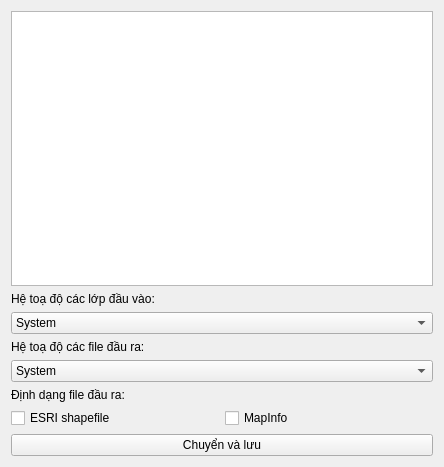
The window that convertVN2000_DialogBase.ui (gfd-gis/crstools) describes before a commit, drawn with Qt 5.
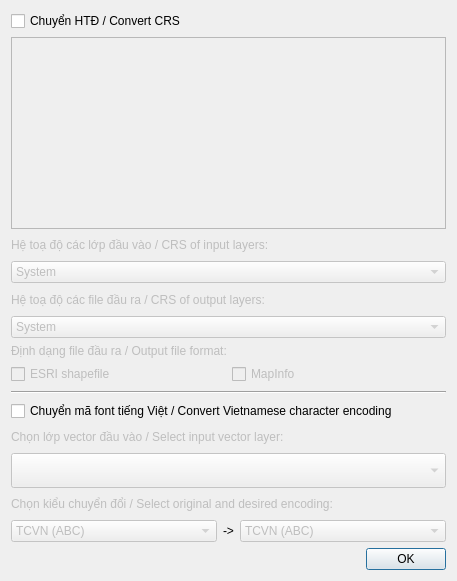
The same window after the commit.

Commit message: Add VNese char. encoding convert function

```diff
--- a/convertVN2000_DialogBase.ui
+++ b/convertVN2000_DialogBase.ui
@@ -6,8 +6,8 @@
    <rect>
     <x>0</x>
     <y>0</y>
-    <width>444</width>
-    <height>467</height>
+    <width>457</width>
+    <height>581</height>
    </rect>
   </property>
   <property name="windowTitle">
@@ -16,18 +16,31 @@
   <layout class="QVBoxLayout" name="verticalLayout">
    <item>
     <layout class="QGridLayout" name="gridLayout">
-     <item row="0" column="0">
-      <widget class="QListWidget" name="listWidget"/>
-     </item>
-     <item row="1" column="0">
+     <item row="3" column="0">
       <widget class="QLabel" name="label">
+       <property name="enabled">
+        <bool>false</bool>
+       </property>
        <property name="text">
-        <string>Hệ toạ độ các lớp đầu vào:</string>
+        <string>Hệ toạ độ các lớp đầu vào / CRS of input layers:</string>
        </property>
       </widget>
      </item>
-     <item row="2" column="0">
+     <item row="5" column="0">
+      <widget class="QLabel" name="label_2">
+       <property name="enabled">
+        <bool>false</bool>
+       </property>
+       <property name="text">
+        <string>Hệ toạ độ các file đầu ra / CRS of output layers:</string>
+       </property>
+      </widget>
+     </item>
+     <item row="4" column="0">
       <widget class="QComboBox" name="comboBox_in">
+       <property name="enabled">
+        <bool>false</bool>
+       </property>
        <item>
         <property name="text">
          <string>System</string>
@@ -125,15 +138,67 @@
        </item>
       </widget>
      </item>
-     <item row="3" column="0">
-      <widget class="QLabel" name="label_2">
+     <item row="11" column="0">
+      <widget class="QLabel" name="label_3">
+       <property name="enabled">
+        <bool>false</bool>
+       </property>
+       <property name="maximumSize">
+        <size>
+         <width>16777215</width>
+         <height>16777215</height>
+        </size>
+       </property>
        <property name="text">
-        <string>Hệ toạ độ các file đầu ra:</string>
+        <string>Chọn lớp vector đầu vào / Select input vector layer:</string>
        </property>
       </widget>
      </item>
-     <item row="4" column="0">
+     <item row="8" column="0">
+      <layout class="QHBoxLayout" name="horizontalLayout">
+       <item>
+        <widget class="QCheckBox" name="checkBox_esri">
+         <property name="enabled">
+          <bool>false</bool>
+         </property>
+         <property name="text">
+          <string>ESRI shapefile</string>
+         </property>
+        </widget>
+       </item>
+       <item>
+        <widget class="QCheckBox" name="checkBox_mi">
+         <property name="enabled">
+          <bool>false</bool>
+         </property>
+         <property name="text">
+          <string>MapInfo</string>
+         </property>
+        </widget>
+       </item>
+      </layout>
+     </item>
+     <item row="7" column="0">
+      <widget class="QLabel" name="label_4">
+       <property name="enabled">
+        <bool>false</bool>
+       </property>
+       <property name="sizePolicy">
+        <sizepolicy hsizetype="Preferred" vsizetype="Fixed">
+         <horstretch>0</horstretch>
+         <verstretch>0</verstretch>
+        </sizepolicy>
+       </property>
+       <property name="text">
+        <string>Định dạng file đầu ra / Output file format:</string>
+       </property>
+      </widget>
+     </item>
+     <item row="6" column="0">
       <widget class="QComboBox" name="comboBox_out">
+       <property name="enabled">
+        <bool>false</bool>
+       </property>
        <item>
         <property name="text">
          <string>System</string>
@@ -246,50 +311,147 @@
        </item>
       </widget>
      </item>
-     <item row="5" column="0">
-      <widget class="QLabel" name="label_4">
+     <item row="16" column="0">
+      <widget class="QDialogButtonBox" name="buttonBox">
+       <property name="standardButtons">
+        <set>QDialogButtonBox::Ok</set>
+       </property>
+      </widget>
+     </item>
+     <item row="13" column="0">
+      <widget class="QComboBox" name="input_layer">
+       <property name="enabled">
+        <bool>false</bool>
+       </property>
+       <property name="minimumSize">
+        <size>
+         <width>0</width>
+         <height>35</height>
+        </size>
+       </property>
+       <property name="maximumSize">
+        <size>
+         <width>16777215</width>
+         <height>35</height>
+        </size>
+       </property>
+       <property name="toolTip">
+        <string>Hãy chọn lớp vector (các định dạng OGR)...</string>
+       </property>
+      </widget>
+     </item>
+     <item row="0" column="0">
+      <widget class="QCheckBox" name="checkBox_crs">
+       <property name="text">
+        <string>Chuyển HTĐ / Convert CRS</string>
+       </property>
+      </widget>
+     </item>
+     <item row="9" column="0">
+      <widget class="Line" name="line">
        <property name="sizePolicy">
-        <sizepolicy hsizetype="Preferred" vsizetype="Fixed">
+        <sizepolicy hsizetype="Minimum" vsizetype="Fixed">
          <horstretch>0</horstretch>
          <verstretch>0</verstretch>
         </sizepolicy>
        </property>
-       <property name="text">
-        <string>Định dạng file đầu ra:</string>
+       <property name="minimumSize">
+        <size>
+         <width>0</width>
+         <height>5</height>
+        </size>
        </property>
+       <property name="frameShadow">
+        <enum>QFrame::Sunken</enum>
+       </property>
+       <property name="orientation">
+        <enum>Qt::Horizontal</enum>
+       </property>
       </widget>
      </item>
-     <item row="6" column="0">
-      <layout class="QHBoxLayout" name="horizontalLayout">
+     <item row="1" column="0" rowspan="2">
+      <widget class="QListWidget" name="listWidget">
+       <property name="enabled">
+        <bool>false</bool>
+       </property>
+      </widget>
+     </item>
+     <item row="15" column="0">
+      <layout class="QHBoxLayout" name="horizontalLayout_2">
        <item>
-        <widget class="QCheckBox" name="checkBox_esri">
-         <property name="text">
-          <string>ESRI shapefile</string>
+        <widget class="QComboBox" name="comboBox_font_in">
+         <property name="enabled">
+          <bool>false</bool>
          </property>
+         <item>
+          <property name="text">
+           <string>TCVN (ABC)</string>
+          </property>
+         </item>
+         <item>
+          <property name="text">
+           <string>Unicode</string>
+          </property>
+         </item>
         </widget>
        </item>
        <item>
-        <widget class="QCheckBox" name="checkBox_mi">
+        <widget class="QLabel" name="label_6">
+         <property name="sizePolicy">
+          <sizepolicy hsizetype="Fixed" vsizetype="Preferred">
+           <horstretch>0</horstretch>
+           <verstretch>0</verstretch>
+          </sizepolicy>
+         </property>
          <property name="text">
-          <string>MapInfo</string>
+          <string>-&gt;</string>
          </property>
         </widget>
        </item>
+       <item>
+        <widget class="QComboBox" name="comboBox_font_out">
+         <property name="enabled">
+          <bool>false</bool>
+         </property>
+         <item>
+          <property name="text">
+           <string>TCVN (ABC)</string>
+          </property>
+         </item>
+         <item>
+          <property name="text">
+           <string>Unicode</string>
+          </property>
+         </item>
+         <item>
+          <property name="text">
+           <string>Không dấu</string>
+          </property>
+         </item>
+        </widget>
+       </item>
       </layout>
      </item>
-     <item row="7" column="0">
-      <widget class="QPushButton" name="pushButton">
+     <item row="10" column="0">
+      <widget class="QCheckBox" name="checkBox_font">
        <property name="text">
-        <string>Chuyển và lưu</string>
+        <string>Chuyển mã font tiếng Việt / Convert Vietnamese character encoding</string>
        </property>
-       <property name="checkable">
+      </widget>
+     </item>
+     <item row="14" column="0">
+      <widget class="QLabel" name="label_5">
+       <property name="enabled">
         <bool>false</bool>
        </property>
-       <property name="autoDefault">
-        <bool>false</bool>
+       <property name="maximumSize">
+        <size>
+         <width>16777215</width>
+         <height>16777215</height>
+        </size>
        </property>
-       <property name="flat">
-        <bool>false</bool>
+       <property name="text">
+        <string>Chọn kiểu chuyển đổi / Select original and desired encoding:</string>
        </property>
       </widget>
      </item>
```
Left out of the diff: 213 changed lines with no effect on the pictures. The commit also changes 26 other files.
